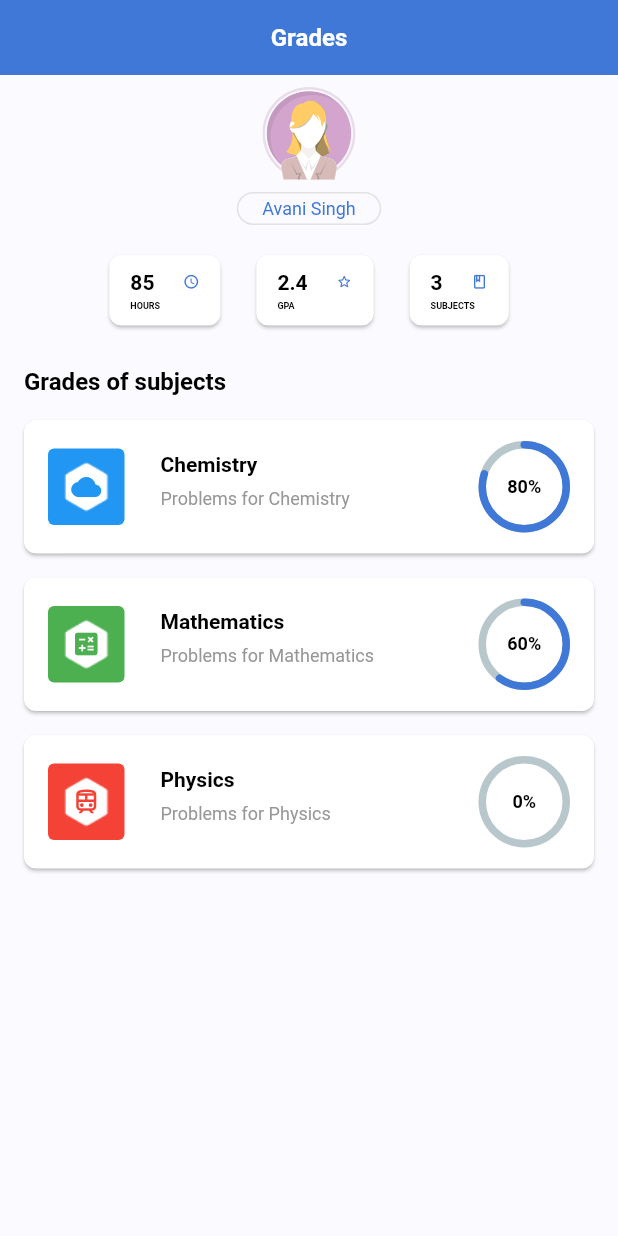
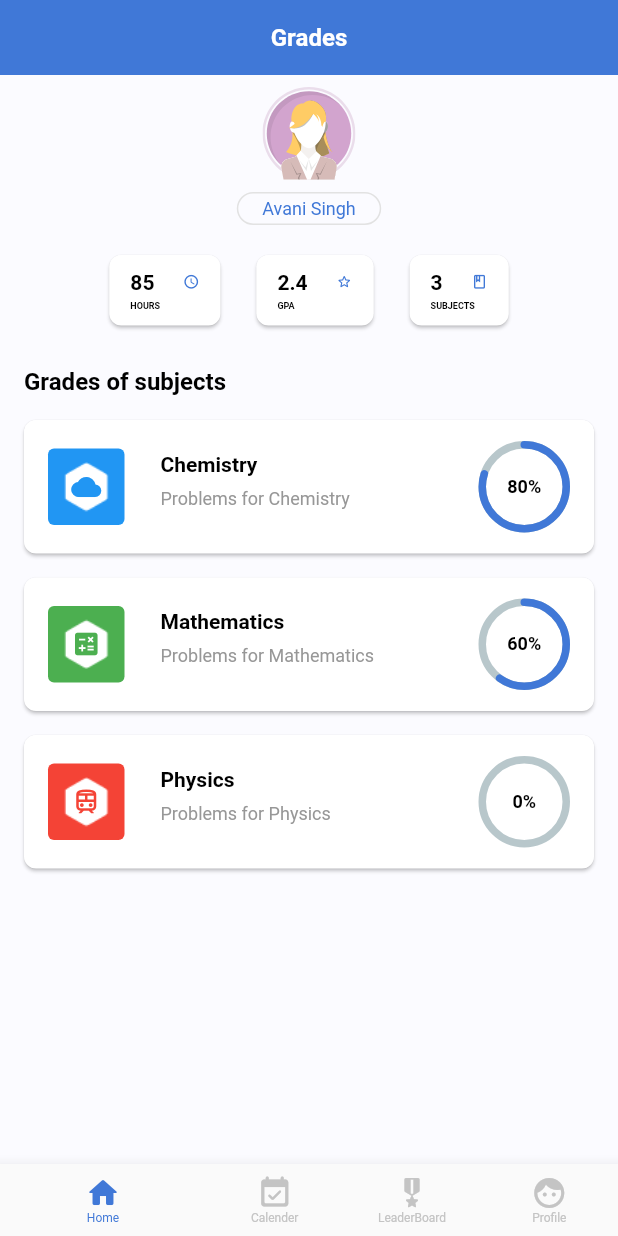
Before and after one commit to teensumit/dailyjee, a Flutter app: the screen it shows after launch, on a phone screen of 412 x 824 dp. Run offline on Flutter 3.47's test engine with Material 2 defaults, Android fonts, the phone set to English and light mode, and no system bars; drawn by our look-alikes of percent_indicator; our stand-ins replace flutter_svg, sms_autofill.

Commit message:
Grade Created

```diff
--- a/lib/screen/profile/grade.dart
+++ b/lib/screen/profile/grade.dart
@@ -29,6 +29,42 @@ class Grade extends StatelessWidget {
             ),
           ),
         )
+      ),
+      bottomNavigationBar: SizedBox(
+        height: 48,
+        child: BottomNavigationBar(
+          showUnselectedLabels: true,
+          unselectedItemColor: unselectedColor,
+          selectedItemColor: primary,
+          selectedLabelStyle: TextStyle(
+                fontSize: 8,
+                fontFamily: 'Roboto',
+                color: primary
+          ),
+          unselectedLabelStyle: TextStyle(
+                fontSize: 8,
+                fontFamily: 'Roboto',
+                color: unselectedColor
+          ),
+          items: const <BottomNavigationBarItem>[
+            BottomNavigationBarItem(
+              icon: Icon(Icons.home_rounded),
+              label: 'Home',
+            ),
+            BottomNavigationBarItem(
+              icon: Icon(Icons.event_available_rounded),
+              label: 'Calender',
+            ),
+            BottomNavigationBarItem(
+              icon: Icon(Icons.military_tech_rounded),
+              label: 'LeaderBoard',
+            ),
+            BottomNavigationBarItem(
+              icon: Icon(Icons.face_rounded),
+              label: 'Profile',
+            ),
+          ],
+        ),
       ),
       body: SingleChildScrollView(
         padding: EdgeInsets.symmetric(horizontal:16),
--- a/lib/theme.dart
+++ b/lib/theme.dart
@@ -6,3 +6,4 @@ Color background = Color(0xFFFBFBFF);
 Color textLight = Color(0xFF979797);
 Color border = Color(0xFFE2E2E2);
 Color textSecondary = Color(0xFF1F1F1F);
+Color unselectedColor = Color(0xFFC4C4C4);
```
